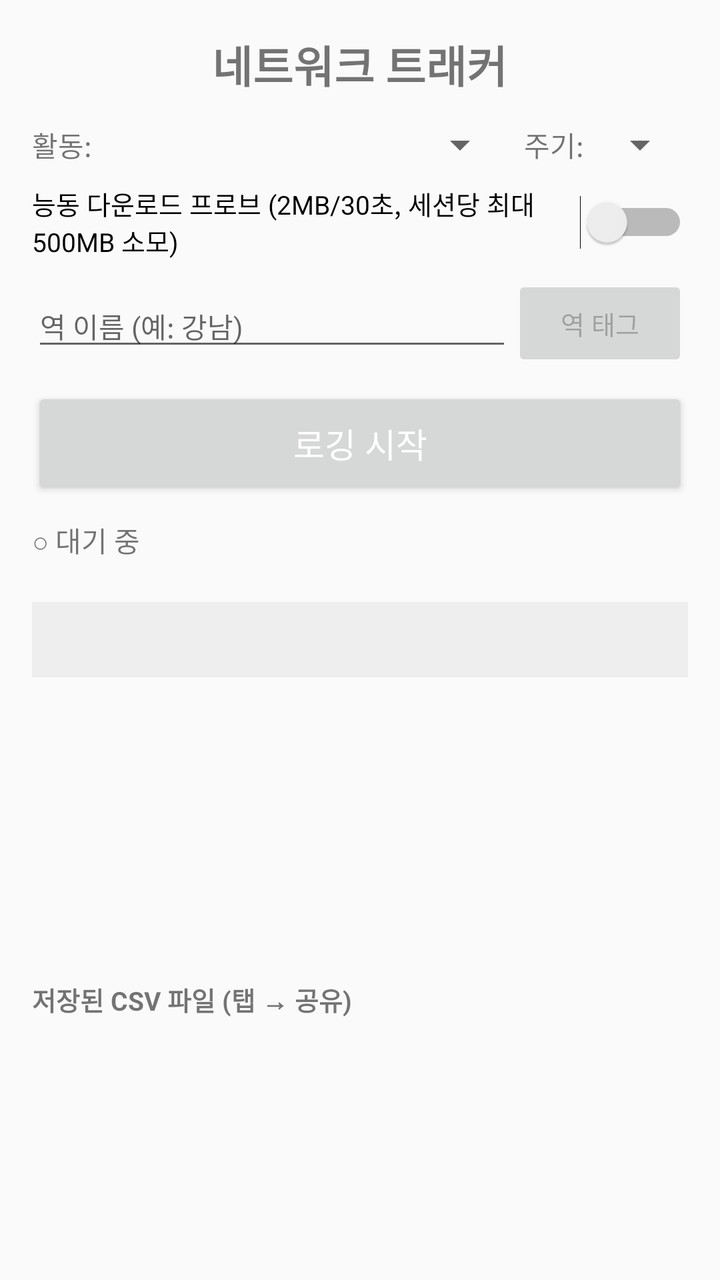
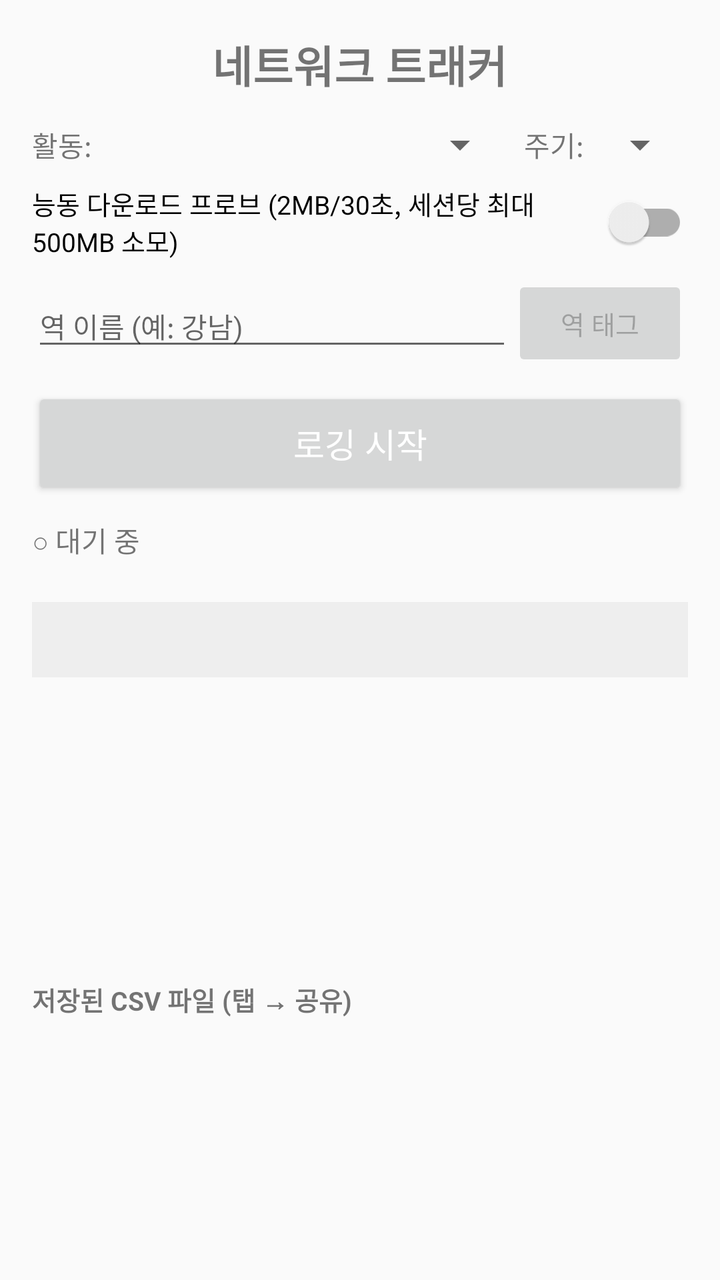

Compare the two renders of this Android layout. The source of the first and the diff that turns it into the second are given below.
<!-- AndroidManifest.xml: application theme Theme.AppCompat.Light.DarkActionBar -->
<!-- res/layout/activity_main.xml -->
<?xml version="1.0" encoding="utf-8"?>
<LinearLayout xmlns:android="http://schemas.android.com/apk/res/android"
    android:layout_width="match_parent"
    android:layout_height="match_parent"
    android:orientation="vertical"
    android:padding="16dp"
    android:background="#FAFAFA">

    
    <TextView
        android:layout_width="wrap_content"
        android:layout_height="wrap_content"
        android:layout_gravity="center_horizontal"
        android:text="네트워크 트래커"
        android:textSize="22sp"
        android:textStyle="bold"
        android:paddingBottom="12dp" />

    
    <LinearLayout
        android:layout_width="match_parent"
        android:layout_height="wrap_content"
        android:orientation="horizontal"
        android:gravity="center_vertical"
        android:paddingBottom="8dp">

        <TextView
            android:layout_width="wrap_content"
            android:layout_height="wrap_content"
            android:text="활동:"
            android:textSize="14sp"
            android:paddingEnd="8dp" />

        <Spinner
            android:id="@+id/spinner_activity"
            android:layout_width="0dp"
            android:layout_height="wrap_content"
            android:layout_weight="1" />

        <TextView
            android:layout_width="wrap_content"
            android:layout_height="wrap_content"
            android:text="주기:"
            android:textSize="14sp"
            android:paddingStart="8dp"
            android:paddingEnd="4dp" />

        <Spinner
            android:id="@+id/spinner_interval"
            android:layout_width="wrap_content"
            android:layout_height="wrap_content" />
    </LinearLayout>

    
    <Switch
        android:id="@+id/switch_probe_dl"
        android:layout_width="match_parent"
        android:layout_height="wrap_content"
        android:text="능동 다운로드 프로브 (2MB/30초, 세션당 최대 500MB 소모)"
        android:textSize="13sp"
        android:paddingBottom="8dp" />

    
    <LinearLayout
        android:layout_width="match_parent"
        android:layout_height="wrap_content"
        android:orientation="horizontal"
        android:gravity="center_vertical"
        android:paddingBottom="8dp">

        <EditText
            android:id="@+id/et_station"
            android:layout_width="0dp"
            android:layout_height="wrap_content"
            android:layout_weight="1"
            android:hint="역 이름 (예: 강남)"
            android:inputType="text"
            android:textSize="14sp"
            android:maxLines="1" />

        <Button
            android:id="@+id/btn_tag_station"
            android:layout_width="wrap_content"
            android:layout_height="wrap_content"
            android:text="역 태그"
            android:textSize="13sp"
            android:enabled="false" />
    </LinearLayout>

    
    <Button
        android:id="@+id/btn_start_stop"
        android:layout_width="match_parent"
        android:layout_height="56dp"
        android:text="로깅 시작"
        android:textSize="17sp"
        android:textColor="#FFFFFF" />

    
    <TextView
        android:id="@+id/tv_status"
        android:layout_width="match_parent"
        android:layout_height="wrap_content"
        android:text="○ 대기 중"
        android:paddingTop="10dp"
        android:textSize="14sp" />

    <TextView
        android:id="@+id/tv_file_path"
        android:layout_width="match_parent"
        android:layout_height="wrap_content"
        android:text=""
        android:textSize="11sp"
        android:textColor="#888888"
        android:paddingBottom="6dp" />

    
    <ScrollView
        android:layout_width="match_parent"
        android:layout_height="0dp"
        android:layout_weight="1.6">
        <TextView
            android:id="@+id/tv_live_stats"
            android:layout_width="match_parent"
            android:layout_height="wrap_content"
            android:fontFamily="monospace"
            android:textSize="13sp"
            android:lineSpacingMultiplier="1.3"
            android:padding="10dp"
            android:background="#EEEEEE" />
    </ScrollView>

    
    <TextView
        android:layout_width="match_parent"
        android:layout_height="wrap_content"
        android:text="저장된 CSV 파일 (탭 → 공유)"
        android:textStyle="bold"
        android:paddingTop="12dp"
        android:paddingBottom="4dp"
        android:textSize="13sp" />

    <ListView
        android:id="@+id/lv_files"
        android:layout_width="match_parent"
        android:layout_height="0dp"
        android:layout_weight="1"
        android:divider="#CCCCCC"
        android:dividerHeight="1dp" />

</LinearLayout>
<!-- resources referenced by this layout -->
<resources>

</resources>

<!-- the commit's change to res/layout/activity_main.xml (unified diff, before → after) -->
@@ -52,7 +52,8 @@
     </LinearLayout>
 
     
-    <Switch
+    
+    <androidx.appcompat.widget.SwitchCompat
         android:id="@+id/switch_probe_dl"
         android:layout_width="match_parent"
         android:layout_height="wrap_content"
